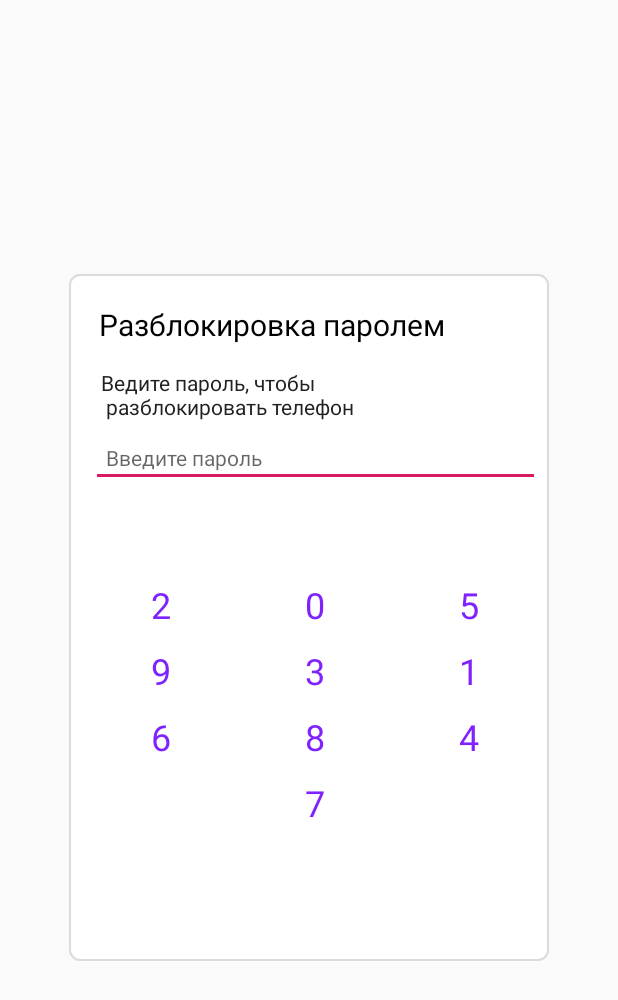
After one commit to arapovavikka/Procrastination, an Android app: the UnlockPasswordActivity screen opened directly, with no data from a screen before it, on a phone screen of 412 x 824 dp. The commit adds this screen. Shown: the top 1000 px of the screen. Run offline under Robolectric (Android 15) with nearby library versions, the phone set to English and light mode, and no system bars.

Commit message:
unlock_password_layout
Helen's layout was added

```diff
--- a/app/src/main/java/com/dreamteam4140/stop/MainActivity.java
+++ b/app/src/main/java/com/dreamteam4140/stop/MainActivity.java
@@ -107,6 +107,10 @@ public class MainActivity extends AppCompatActivity implements View.OnClickListe
             }
             case R.id.like2: {
                 //some activity
+                //for test
+                Intent navigationIntent = new Intent(this, UnlockPasswordActivity.class);
+                startActivity(navigationIntent);
+
                 Log.i(TAG, "click on like2");
                 break;
             }
--- /dev/null
+++ b/app/src/main/java/com/dreamteam4140/stop/UnlockPasswordActivity.java
@@ -0,0 +1,13 @@
+package com.dreamteam4140.stop;
+
+import android.support.v7.app.AppCompatActivity;
+import android.os.Bundle;
+
+public class UnlockPasswordActivity extends AppCompatActivity {
+
+    @Override
+    protected void onCreate(Bundle savedInstanceState) {
+        super.onCreate(savedInstanceState);
+        setContentView(R.layout.activity_unlock_password);
+    }
+}
--- /dev/null
+++ b/app/src/main/res/layout/activity_unlock_password.xml
@@ -0,0 +1,274 @@
+<?xml version="1.0" encoding="utf-8"?>
+<RelativeLayout xmlns:android="http://schemas.android.com/apk/res/android"
+    xmlns:tools="http://schemas.android.com/tools"
+    android:layout_gravity="center"
+    android:orientation="vertical"
+    android:layout_width="320dp"
+    android:layout_height="458dp"
+    android:background="@drawable/borderframe"
+    android:paddingRight="1dp"
+    tools:ignore="RtlSymmetry">
+
+    <LinearLayout
+        android:layout_width="match_parent"
+        android:layout_height="match_parent"
+        android:orientation="vertical"
+        android:weightSum="1"
+        android:layout_alignParentTop="true"
+        android:layout_alignParentLeft="true"
+        android:layout_alignParentStart="true">
+
+        <LinearLayout
+            android:layout_width="match_parent"
+            android:layout_height="wrap_content"
+            android:orientation="horizontal">
+
+            <TextView
+                android:id="@+id/textView29"
+                android:layout_width="252dp"
+                android:layout_height="wrap_content"
+                android:layout_alignParentLeft="true"
+                android:layout_gravity="end"
+                android:layout_toLeftOf="@+id/switch1"
+                android:fontFamily="Roboto"
+                android:padding="10dp"
+                android:text="@string/Password_unlock"
+                android:textColor="@color/Black"
+                android:textSize="20sp"
+                android:textStyle="normal"
+                tools:targetApi="jelly_bean" />
+
+        </LinearLayout>
+
+        <TextView
+            android:id="@+id/textView30"
+            android:layout_width="match_parent"
+            android:layout_height="45dp"
+            android:layout_alignParentLeft="true"
+            android:layout_alignParentStart="true"
+            android:layout_gravity="end"
+            android:fontFamily="Roboto"
+
+            android:paddingLeft="11dp"
+            android:paddingTop="5dp"
+            android:text="@string/Password_unl"
+            android:textColor="@color/Black2"
+            android:textSize="14sp"
+            android:textStyle="normal|normal"
+            tools:ignore="RtlSymmetry"
+            tools:targetApi="jelly_bean" />
+
+        <LinearLayout
+            android:layout_width="match_parent"
+            android:layout_height="213dp"
+            android:orientation="horizontal"
+            android:layout_weight="1.04"
+            android:baselineAligned="false">
+
+            <FrameLayout
+                android:layout_width="match_parent"
+                android:layout_height="60dp">
+
+
+                <EditText
+                    android:id="@+id/editText3"
+                    android:layout_width="299dp"
+                    android:layout_height="wrap_content"
+                    android:layout_gravity="center_horizontal"
+                    android:ems="10"
+                    android:hint="@string/Password_enter"
+                    android:inputType="textVisiblePassword"
+                    android:padding="10dp"
+                    android:textColor="@color/Gray"
+                    android:textSize="14dp"
+                    android:visibility="visible"
+                    tools:ignore="SpUsage" />
+
+                <Button
+                    android:id="@+id/btn_clear"
+                    android:layout_width="39dp"
+                    android:layout_height="34dp"
+                    android:layout_gravity="end|center_vertical"
+                    android:layout_marginEnd="10dp"
+                    android:layout_marginRight="10dp"
+                    android:background="@drawable/delete"
+                    android:shadowColor="@color/Black"
+                    android:visibility="gone" />
+
+
+            </FrameLayout>
+        </LinearLayout>
+
+        <LinearLayout
+            android:layout_width="match_parent"
+            android:layout_height="240dp"
+            android:orientation="vertical">
+
+            <LinearLayout
+                android:layout_width="match_parent"
+                android:layout_height="44dp"
+                android:orientation="horizontal">
+
+                <TextView
+                    android:id="@+id/textView36"
+                    android:layout_width="wrap_content"
+                    android:layout_height="wrap_content"
+                    android:layout_weight="1"
+                    android:fontFamily="Roboto"
+                    android:textStyle="normal"
+                    android:textSize="24dp"
+                    android:height="28dp"
+                    android:textAlignment="center"
+                    android:textColor="@color/Switch"
+                    android:inputType="number"
+                    android:text="2" />
+
+                <TextView
+                    android:id="@+id/textView37"
+                    android:layout_width="wrap_content"
+                    android:layout_height="wrap_content"
+                    android:layout_weight="1"
+                    android:fontFamily="Roboto"
+                    android:textStyle="normal"
+                    android:textSize="24dp"
+                    android:height="28dp"
+                    android:textAlignment="center"
+                    android:textColor="@color/Switch"
+                    android:inputType="number"
+                    android:text="0" />
+
+                <TextView
+                    android:id="@+id/textView38"
+                    android:layout_width="wrap_content"
+                    android:layout_height="wrap_content"
+                    android:layout_weight="1"
+                    android:fontFamily="Roboto"
+                    android:textStyle="normal"
+                    android:textSize="24dp"
+                    android:height="28dp"
+                    android:textAlignment="center"
+                    android:textColor="@color/Switch"
+                    android:inputType="number"
+                    android:text="5"/>
+            </LinearLayout>
+
+            <LinearLayout
+                android:layout_width="match_parent"
+                android:layout_height="44dp"
+                android:orientation="horizontal">
+
+                <TextView
+                    android:id="@+id/textView39"
+                    android:layout_width="wrap_content"
+                    android:layout_height="wrap_content"
+                    android:layout_weight="1"
+                    android:fontFamily="Roboto"
+                    android:textStyle="normal"
+                    android:textSize="24dp"
+                    android:height="28dp"
+                    android:textAlignment="center"
+                    android:textColor="@color/Switch"
+                    android:inputType="number"
+                    android:text="9" />
+
+                <TextView
+                    android:id="@+id/textView40"
+                    android:layout_width="wrap_content"
+                    android:layout_height="wrap_content"
+                    android:layout_weight="1"
+                    android:fontFamily="Roboto"
+                    android:textStyle="normal"
+                    android:textSize="24dp"
+                    android:height="28dp"
+                    android:textAlignment="center"
+                    android:textColor="@color/Switch"
+                    android:inputType="number"
+                    android:text="3"/>
+
+                <TextView
+                    android:id="@+id/textView41"
+                    android:layout_width="wrap_content"
+                    android:layout_height="wrap_content"
+                    android:layout_weight="1"
+                    android:fontFamily="Roboto"
+                    android:textStyle="normal"
+                    android:textSize="24dp"
+                    android:height="28dp"
+                    android:textAlignment="center"
+                    android:textColor="@color/Switch"
+                    android:inputType="number"
+                    android:text="1" />
+            </LinearLayout>
+            <LinearLayout
+                android:layout_width="match_parent"
+                android:layout_height="44dp"
+                android:orientation="horizontal">
+
+                <TextView
+                    android:id="@+id/textView42"
+                    android:layout_width="wrap_content"
+                    android:layout_height="wrap_content"
+                    android:layout_weight="1"
+                    android:fontFamily="Roboto"
+                    android:textStyle="normal"
+                    android:textSize="24dp"
+                    android:height="28dp"
+                    android:textAlignment="center"
+                    android:textColor="@color/Switch"
+                    android:inputType="number"
+                    android:text="6"  />
+
+                <TextView
+                    android:id="@+id/textView43"
+                    android:layout_width="wrap_content"
+                    android:layout_height="wrap_content"
+                    android:layout_weight="1"
+                    android:fontFamily="Roboto"
+                    android:textStyle="normal"
+                    android:textSize="24dp"
+                    android:height="28dp"
+                    android:textAlignment="center"
+                    android:textColor="@color/Switch"
+                    android:inputType="number"
+                    android:text="8" />
+
+                <TextView
+                    android:id="@+id/textView44"
+                    android:layout_width="wrap_content"
+                    android:layout_height="wrap_content"
+                    android:layout_weight="1"
+                    android:fontFamily="Roboto"
+                    android:textStyle="normal"
+                    android:textSize="24dp"
+                    android:height="28dp"
+                    android:textAlignment="center"
+                    android:textColor="@color/Switch"
+                    android:inputType="number"
+                    android:text="4"  />
+            </LinearLayout>
+
+            <LinearLayout
+                android:layout_width="match_parent"
+                android:layout_height="49dp"
+                android:orientation="horizontal">
+
+                <TextView
+                    android:id="@+id/textView45"
+                    android:layout_width="wrap_content"
+                    android:layout_height="wrap_content"
+                    android:layout_weight="1"
+                    android:fontFamily="Roboto"
+                    android:textStyle="normal"
+                    android:textSize="24dp"
+                    android:height="28dp"
+                    android:textAlignment="center"
+                    android:textColor="@color/Switch"
+                    android:inputType="number"
+                    android:text="7" />
+            </LinearLayout>
+        </LinearLayout>
+
+
+    </LinearLayout>
+
+</RelativeLayout>
--- a/app/src/main/res/values/strings.xml
+++ b/app/src/main/res/values/strings.xml
@@ -9,6 +9,8 @@
 
     <string name="Password_s">Установите пароль, вы сможете его использовать для срочной разблокировки телефона.
         Не менее 10 цифр.</string>
+    <string name="Password_unl">Ведите пароль, чтобы
+       \n разблокировать телефон</string>
     <string name="Password_unlock">Разблокировка паролем</string>
     <string name="Password_enter">Введите пароль</string>
     <string name="Save1">Сохранить</string>
```
Also changed, not shown: app/src/main/AndroidManifest.xml (+5 -3 lines).
